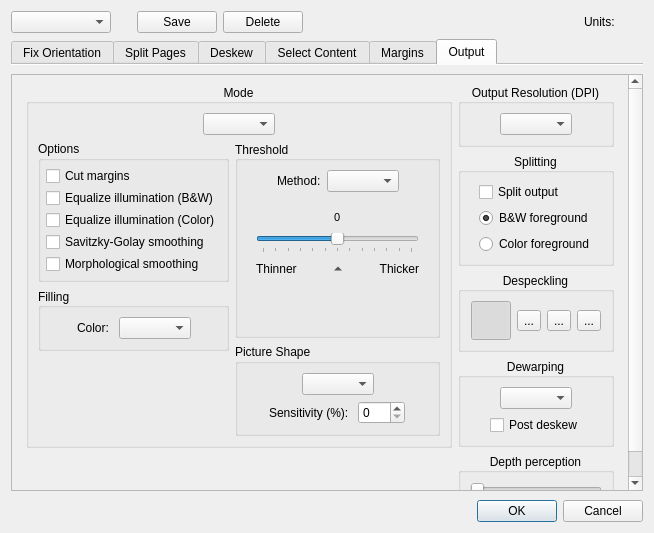
Qt form ui/DefaultParamsDialog.ui (4lex4/scantailor-advanced) before a commit.
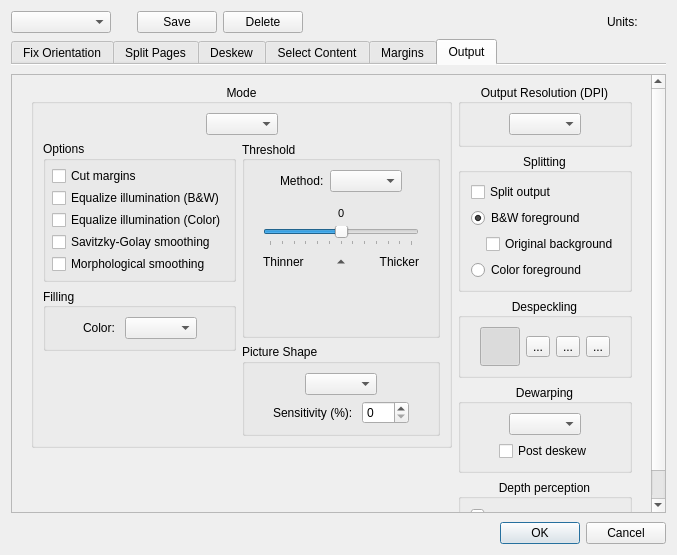
The same form after that commit. Icons and pictures are not drawn.

Commit message: Implemented the "original background" extra feature as a part of the split output feature.

What changed in the file:
```diff
--- a/ui/DefaultParamsDialog.ui
+++ b/ui/DefaultParamsDialog.ui
@@ -6,8 +6,8 @@
    <rect>
     <x>0</x>
     <y>0</y>
-    <width>654</width>
-    <height>533</height>
+    <width>677</width>
+    <height>555</height>
    </rect>
   </property>
   <property name="sizePolicy">
@@ -43,7 +43,7 @@
        <property name="sizeHint" stdset="0">
         <size>
          <width>20</width>
-         <height>20</height>
+         <height>1</height>
         </size>
        </property>
       </spacer>
@@ -69,8 +69,8 @@
        </property>
        <property name="sizeHint" stdset="0">
         <size>
-         <width>40</width>
-         <height>20</height>
+         <width>5</width>
+         <height>1</height>
         </size>
        </property>
       </spacer>
@@ -1769,8 +1769,8 @@
            <rect>
             <x>0</x>
             <y>0</y>
-            <width>634</width>
-            <height>420</height>
+            <width>657</width>
+            <height>442</height>
            </rect>
           </property>
           <layout class="QGridLayout" name="gridLayout_14">
@@ -1821,8 +1821,8 @@
                        </property>
                        <property name="sizeHint" stdset="0">
                         <size>
-                         <width>0</width>
-                         <height>17</height>
+                         <width>1</width>
+                         <height>1</height>
                         </size>
                        </property>
                       </spacer>
@@ -1888,8 +1888,8 @@
                        </property>
                        <property name="sizeHint" stdset="0">
                         <size>
-                         <width>0</width>
-                         <height>17</height>
+                         <width>1</width>
+                         <height>1</height>
                         </size>
                        </property>
                       </spacer>
@@ -1918,8 +1918,8 @@
                          </property>
                          <property name="sizeHint" stdset="0">
                           <size>
-                           <width>0</width>
-                           <height>20</height>
+                           <width>1</width>
+                           <height>1</height>
                           </size>
                          </property>
                         </spacer>
@@ -1941,8 +1941,8 @@
                          </property>
                          <property name="sizeHint" stdset="0">
                           <size>
-                           <width>0</width>
-                           <height>20</height>
+                           <width>1</width>
+                           <height>1</height>
                           </size>
                          </property>
                         </spacer>
@@ -1993,8 +1993,8 @@
                          </property>
                          <property name="sizeHint" stdset="0">
                           <size>
-                           <width>0</width>
-                           <height>20</height>
+                           <width>1</width>
+                           <height>1</height>
                           </size>
                          </property>
                         </spacer>
@@ -2016,8 +2016,8 @@
                          </property>
                          <property name="sizeHint" stdset="0">
                           <size>
-                           <width>0</width>
-                           <height>20</height>
+                           <width>1</width>
+                           <height>1</height>
                           </size>
                          </property>
                         </spacer>
@@ -2060,8 +2060,8 @@
                                </property>
                                <property name="sizeHint" stdset="0">
                                 <size>
-                                 <width>0</width>
-                                 <height>20</height>
+                                 <width>1</width>
+                                 <height>1</height>
                                 </size>
                                </property>
                               </spacer>
@@ -2088,8 +2088,8 @@
                                </property>
                                <property name="sizeHint" stdset="0">
                                 <size>
-                                 <width>0</width>
-                                 <height>20</height>
+                                 <width>1</width>
+                                 <height>1</height>
                                 </size>
                                </property>
                               </spacer>
@@ -2185,7 +2185,7 @@
                            </property>
                            <property name="sizeHint" stdset="0">
                             <size>
-                             <width>20</width>
+                             <width>1</width>
                              <height>0</height>
                             </size>
                            </property>
@@ -2456,8 +2456,8 @@
                          </property>
                          <property name="sizeHint" stdset="0">
                           <size>
-                           <width>0</width>
-                           <height>20</height>
+                           <width>1</width>
+                           <height>1</height>
                           </size>
                          </property>
                         </spacer>
@@ -2472,8 +2472,8 @@
                          </property>
                          <property name="sizeHint" stdset="0">
                           <size>
-                           <width>0</width>
-                           <height>20</height>
+                           <width>1</width>
+                           <height>1</height>
                           </size>
                          </property>
                         </spacer>
@@ -2502,8 +2502,8 @@
                           </property>
                           <property name="sizeHint" stdset="0">
                            <size>
-                            <width>40</width>
-                            <height>20</height>
+                            <width>1</width>
+                            <height>1</height>
                            </size>
                           </property>
                          </spacer>
@@ -2532,8 +2532,8 @@
                           </property>
                           <property name="sizeHint" stdset="0">
                            <size>
-                            <width>40</width>
-                            <height>20</height>
+                            <width>1</width>
+                            <height>1</height>
                            </size>
                           </property>
                          </spacer>
@@ -2555,8 +2555,8 @@
                     </property>
                     <property name="sizeHint" stdset="0">
                      <size>
-                      <width>13</width>
-                      <height>20</height>
+                      <width>1</width>
+                      <height>1</height>
                      </size>
                     </property>
                    </spacer>
@@ -2571,8 +2571,8 @@
                     </property>
                     <property name="sizeHint" stdset="0">
                      <size>
-                      <width>13</width>
-                      <height>20</height>
+                      <width>1</width>
+                      <height>1</height>
                      </size>
                     </property>
                    </spacer>
@@ -2589,8 +2589,8 @@
                </property>
                <property name="sizeHint" stdset="0">
                 <size>
-                 <width>20</width>
-                 <height>40</height>
+                 <width>1</width>
+                 <height>1</height>
                 </size>
                </property>
               </spacer>
@@ -2624,8 +2624,8 @@
                   </property>
                   <property name="sizeHint" stdset="0">
                    <size>
-                    <width>0</width>
-                    <height>20</height>
+                    <width>1</width>
+                    <height>1</height>
                    </size>
                   </property>
                  </spacer>
@@ -2647,8 +2647,8 @@
                   </property>
                   <property name="sizeHint" stdset="0">
                    <size>
-                    <width>0</width>
-                    <height>20</height>
+                    <width>1</width>
+                    <height>1</height>
                    </size>
                   </property>
                  </spacer>
@@ -2677,8 +2677,8 @@
                     </property>
                     <property name="sizeHint" stdset="0">
                      <size>
-                      <width>0</width>
-                      <height>17</height>
+                      <width>1</width>
+                      <height>1</height>
                      </size>
                     </property>
                    </spacer>
@@ -2702,6 +2702,33 @@
                       </property>
                      </widget>
                     </item>
+                    <item>
+                     <layout class="QHBoxLayout" name="horizontalLayout_27">
+                      <item>
+                       <spacer name="horizontalSpacer_59">
+                        <property name="orientation">
+                         <enum>Qt::Horizontal</enum>
+                        </property>
+                        <property name="sizeHint" stdset="0">
+                         <size>
+                          <width>15</width>
+                          <height>1</height>
+                         </size>
+                        </property>
+                       </spacer>
+                      </item>
+                      <item>
+                       <widget class="QCheckBox" name="originalBackgroundCB">
+                        <property name="toolTip">
+                         <string>Save the original background of the foreground layer.</string>
+                        </property>
+                        <property name="text">
+                         <string>Original background</string>
+                        </property>
+                       </widget>
+                      </item>
+                     </layout>
+                    </item>
                     <item>
                      <widget class="QRadioButton" name="colorForegroundRB">
                       <property name="text">
@@ -2718,8 +2745,8 @@
                     </property>
                     <property name="sizeHint" stdset="0">
                      <size>
-                      <width>0</width>
-                      <height>17</height>
+                      <width>1</width>
+                      <height>1</height>
                      </size>
                     </property>
                    </spacer>
@@ -2753,8 +2780,8 @@
                     </property>
                     <property name="sizeHint" stdset="0">
                      <size>
-                      <width>0</width>
-                      <height>20</height>
+                      <width>1</width>
+                      <height>1</height>
                      </size>
                     </property>
                    </spacer>
@@ -2869,8 +2896,8 @@
                     </property>
                     <property name="sizeHint" stdset="0">
                      <size>
-                      <width>0</width>
-                      <height>20</height>
+                      <width>1</width>
+                      <height>1</height>
                      </size>
                     </property>
                    </spacer>
@@ -2901,8 +2928,8 @@
                     </property>
                     <property name="sizeHint" stdset="0">
                      <size>
-                      <width>13</width>
-                      <height>20</height>
+                      <width>1</width>
+                      <height>1</height>
                      </size>
                     </property>
                    </spacer>
@@ -2917,8 +2944,8 @@
                     </property>
                     <property name="sizeHint" stdset="0">
                      <size>
-                      <width>13</width>
-                      <height>20</height>
+                      <width>1</width>
+                      <height>1</height>
                      </size>
                     </property>
                    </spacer>
@@ -2934,8 +2961,8 @@
                     </property>
                     <property name="sizeHint" stdset="0">
                      <size>
-                      <width>13</width>
-                      <height>20</height>
+                      <width>1</width>
+                      <height>1</height>
                      </size>
                     </property>
                    </spacer>
@@ -2954,8 +2981,8 @@
                     </property>
                     <property name="sizeHint" stdset="0">
                      <size>
-                      <width>13</width>
-                      <height>20</height>
+                      <width>1</width>
+                      <height>1</height>
                      </size>
                     </property>
                    </spacer>
@@ -3008,8 +3035,8 @@
              </property>
              <property name="sizeHint" stdset="0">
               <size>
-               <width>40</width>
-               <height>20</height>
+               <width>1</width>
+               <height>1</height>
               </size>
              </property>
             </spacer>
@@ -3021,8 +3048,8 @@
              </property>
              <property name="sizeHint" stdset="0">
               <size>
-               <width>20</width>
-               <height>40</height>
+               <width>1</width>
+               <height>1</height>
               </size>
              </property>
             </spacer>
@@ -3034,8 +3061,8 @@
              </property>
              <property name="sizeHint" stdset="0">
               <size>
-               <width>40</width>
-               <height>20</height>
+               <width>1</width>
+               <height>1</height>
               </size>
              </property>
             </spacer>
@@ -3047,8 +3074,8 @@
              </property>
              <property name="sizeHint" stdset="0">
               <size>
-               <width>20</width>
-               <height>40</height>
+               <width>1</width>
+               <height>1</height>
               </size>
              </property>
             </spacer>
```
Left out of the diff: 160 changed lines with no effect on the pictures. The commit also changes 21 other files.
